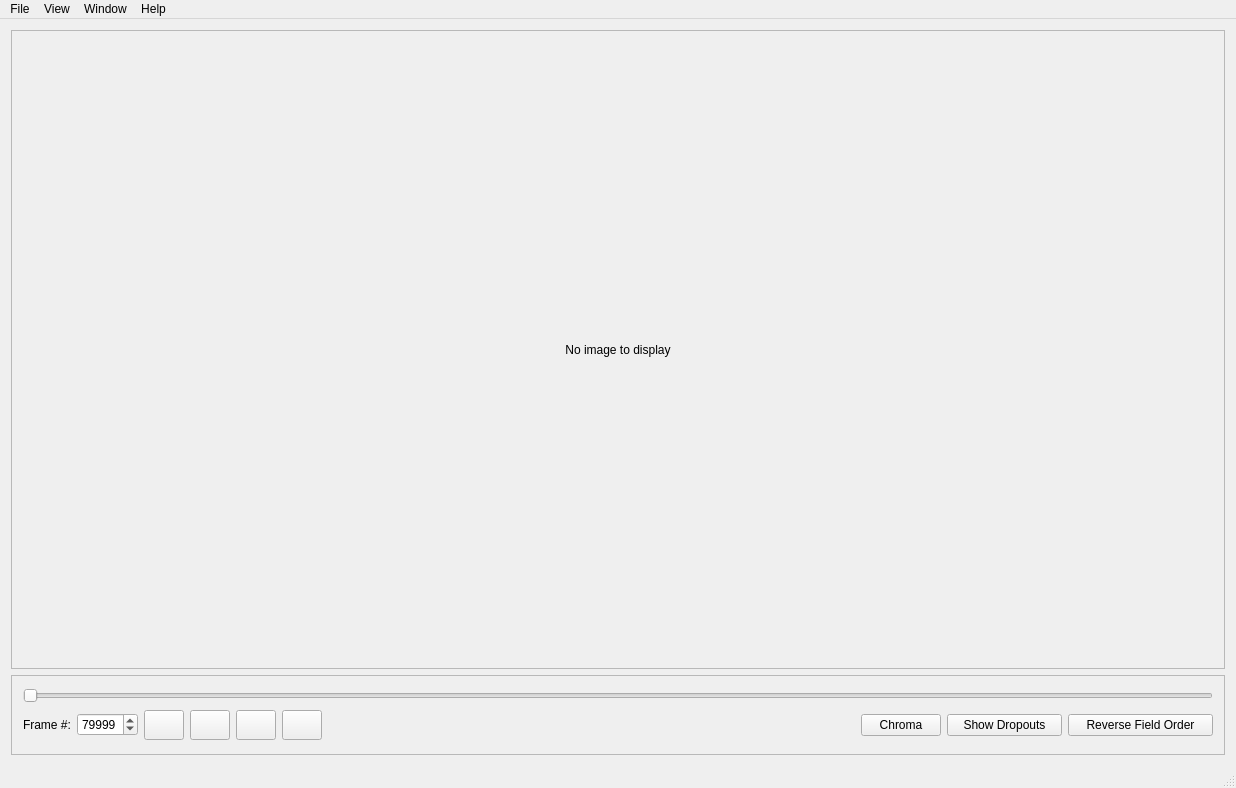
Old version of the form tools/ld-analyse/mainwindow.ui in the repository happycube/ld-decode.
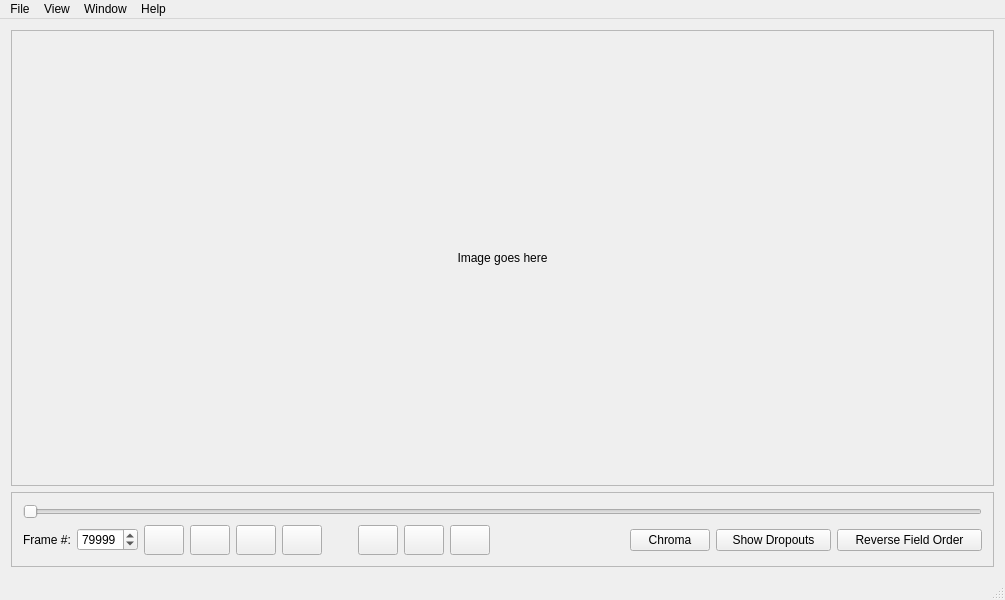
New version of the form. Icons and pictures are not drawn. Custom widgets are drawn as their Qt base class.

What changed in the file:
```diff
--- a/tools/ld-analyse/mainwindow.ui
+++ b/tools/ld-analyse/mainwindow.ui
@@ -6,8 +6,8 @@
    <rect>
     <x>0</x>
     <y>0</y>
-    <width>1236</width>
-    <height>788</height>
+    <width>1005</width>
+    <height>600</height>
    </rect>
   </property>
   <property name="sizePolicy">
@@ -19,7 +19,7 @@
   <property name="minimumSize">
    <size>
     <width>900</width>
-    <height>665</height>
+    <height>600</height>
    </size>
   </property>
   <property name="windowTitle">
@@ -43,25 +43,32 @@
     <item>
      <layout class="QVBoxLayout" name="verticalLayout">
       <item>
-       <widget class="QFrame" name="frameViewer_frame">
-        <property name="frameShape">
-         <enum>QFrame::StyledPanel</enum>
+       <widget class="QScrollArea" name="scrollArea">
+        <property name="widgetResizable">
+         <bool>true</bool>
         </property>
-        <property name="frameShadow">
-         <enum>QFrame::Raised</enum>
-        </property>
-        <layout class="QHBoxLayout" name="horizontalLayout">
-         <item>
-          <widget class="FrameQLabel" name="frameViewerLabel">
-           <property name="text">
-            <string>No image to display</string>
-           </property>
-           <property name="alignment">
-            <set>Qt::AlignCenter</set>
-           </property>
-          </widget>
-         </item>
-        </layout>
+        <widget class="QWidget" name="scrollAreaWidgetContents">
+         <property name="geometry">
+          <rect>
+           <x>0</x>
+           <y>0</y>
+           <width>983</width>
+           <height>455</height>
+          </rect>
+         </property>
+         <layout class="QVBoxLayout" name="verticalLayout_2">
+          <item>
+           <widget class="QLabel" name="frameViewerLabel">
+            <property name="text">
+             <string>Image goes here</string>
+            </property>
+            <property name="alignment">
+             <set>Qt::AlignCenter</set>
+            </property>
+           </widget>
+          </item>
+         </layout>
+        </widget>
        </widget>
       </item>
       <item>
@@ -173,6 +180,79 @@
              </property>
             </widget>
            </item>
+           <item>
+            <spacer name="horizontalSpacer">
+             <property name="orientation">
+              <enum>Qt::Horizontal</enum>
+             </property>
+             <property name="sizeType">
+              <enum>QSizePolicy::Fixed</enum>
+             </property>
+             <property name="sizeHint" stdset="0">
+              <size>
+               <width>30</width>
+               <height>30</height>
+              </size>
+             </property>
+            </spacer>
+           </item>
+           <item>
+            <widget class="QPushButton" name="zoomInPushButton">
+             <property name="minimumSize">
+              <size>
+               <width>30</width>
+               <height>30</height>
+              </size>
+             </property>
+             <property name="toolTip">
+              <string>&lt;html&gt;&lt;head/&gt;&lt;body&gt;&lt;p&gt;Zoom in&lt;/p&gt;&lt;/body&gt;&lt;/html&gt;</string>
+             </property>
+             <property name="text">
+              <string/>
+             </property>
+             <property name="icon">
+              <iconset theme="zoom-in"/>
+             </property>
+            </widget>
+           </item>
+           <item>
+            <widget class="QPushButton" name="zoomOutPushButton">
+             <property name="minimumSize">
+              <size>
+               <width>30</width>
+               <height>30</height>
+              </size>
+             </property>
+             <property name="toolTip">
+              <string>&lt;html&gt;&lt;head/&gt;&lt;body&gt;&lt;p&gt;Zoom out&lt;/p&gt;&lt;/body&gt;&lt;/html&gt;</string>
+             </property>
+             <property name="text">
+              <string/>
+             </property>
+             <property name="icon">
+              <iconset theme="zoom-out"/>
+             </property>
+            </widget>
+           </item>
+           <item>
+            <widget class="QPushButton" name="originalSizePushButton">
+             <property name="minimumSize">
+              <size>
+               <width>30</width>
+               <height>30</height>
+              </size>
+             </property>
+             <property name="toolTip">
+              <string>&lt;html&gt;&lt;head/&gt;&lt;body&gt;&lt;p&gt;Zoom to original size&lt;/p&gt;&lt;/body&gt;&lt;/html&gt;</string>
+             </property>
+             <property name="text">
+              <string/>
+             </property>
+             <property name="icon">
+              <iconset theme="zoom-original"/>
+             </property>
+            </widget>
+           </item>
            <item>
             <spacer name="horizontalSpacer_2">
              <property name="orientation">
@@ -239,7 +319,7 @@
     <rect>
      <x>0</x>
      <y>0</y>
-     <width>1236</width>
+     <width>1005</width>
      <height>22</height>
     </rect>
    </property>
@@ -381,13 +461,6 @@
   </action>
  </widget>
  <layoutdefault spacing="6" margin="11"/>
- <customwidgets>
-  <customwidget>
-   <class>FrameQLabel</class>
-   <extends>QLabel</extends>
-   <header>frameqlabel.h</header>
-  </customwidget>
- </customwidgets>
  <resources>
   <include location="ld-analyse-resources.qrc"/>
  </resources>
```
Left out of the diff: 36 changed lines with no effect on the pictures.
